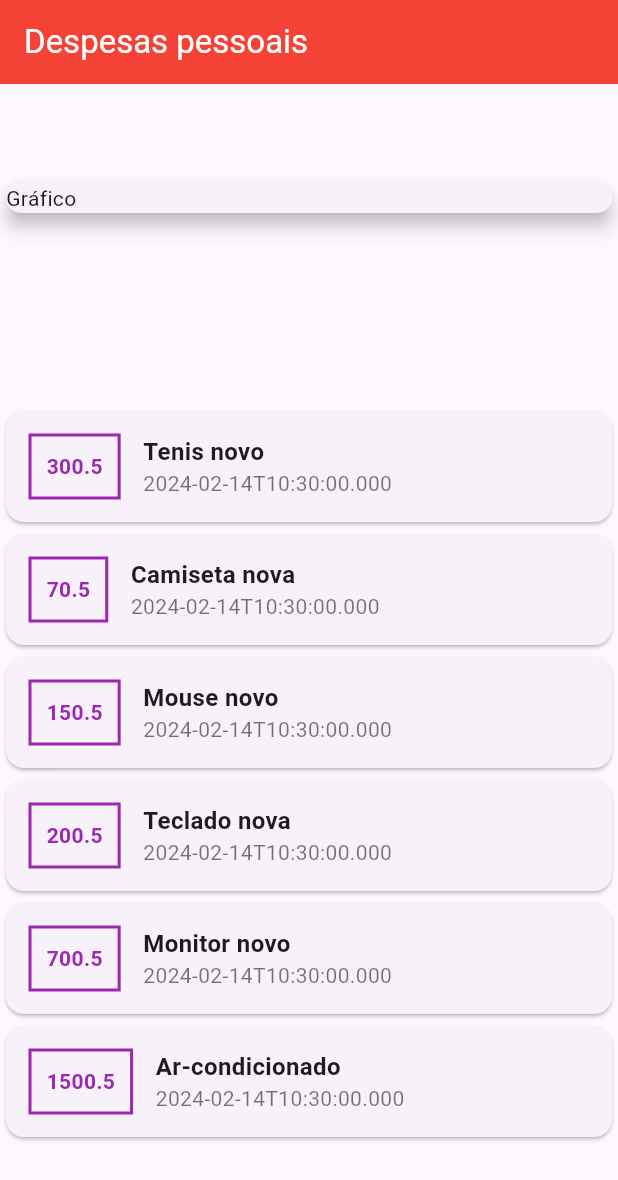
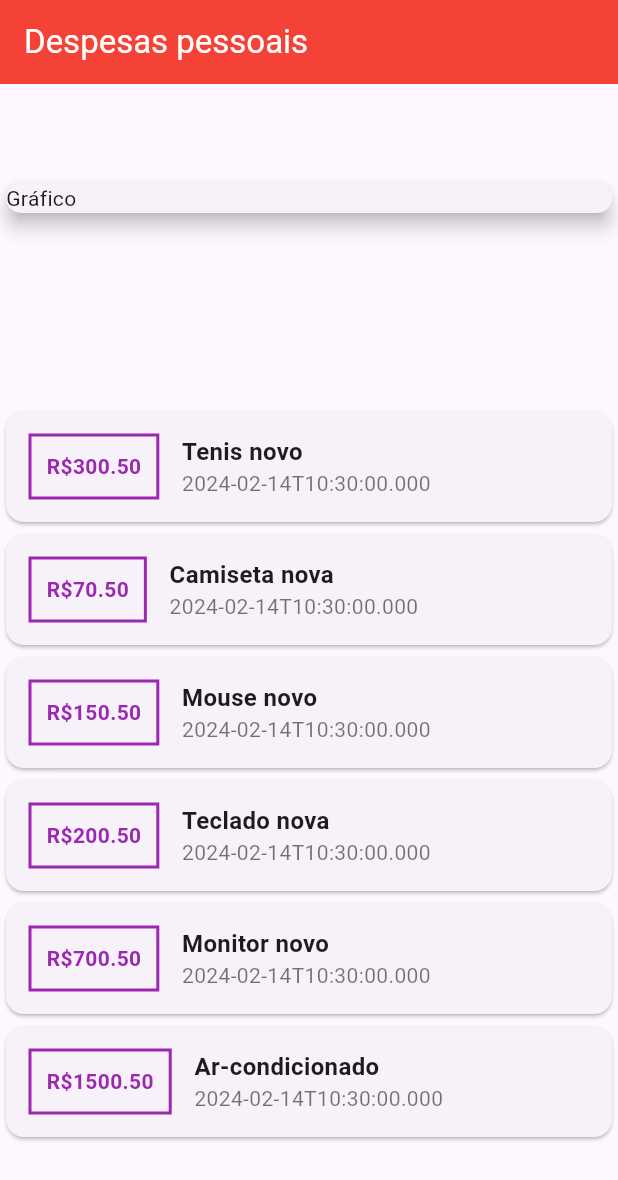
Before and after one commit to gabrielnavas/expenses-flutter-app, a Flutter app: the screen it shows after launch, on a phone screen of 412 x 824 dp. Shown: the top 1180 px of the screen. Run offline on Flutter 3.47's test engine with Material 3 defaults, Android fonts, the phone set to English and light mode, and no system bars.

Commit message:
price fix

```diff
--- a/lib/main.dart
+++ b/lib/main.dart
@@ -73,7 +73,7 @@ class MyHomePage extends StatelessWidget {
                                 ),
                               ),
                               child: Text(
-                                transaction.value.toString(),
+                                'R\$${transaction.value.toStringAsFixed(2)}',
                                 style: TextStyle(
                                   color: Colors.purple,
                                   fontWeight: FontWeight.bold,
```
